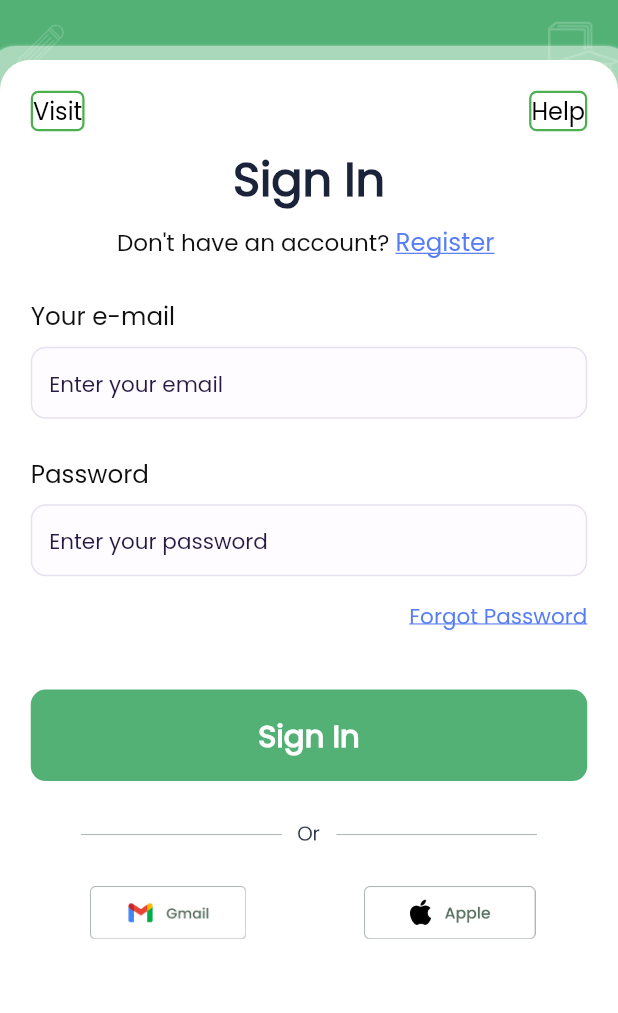
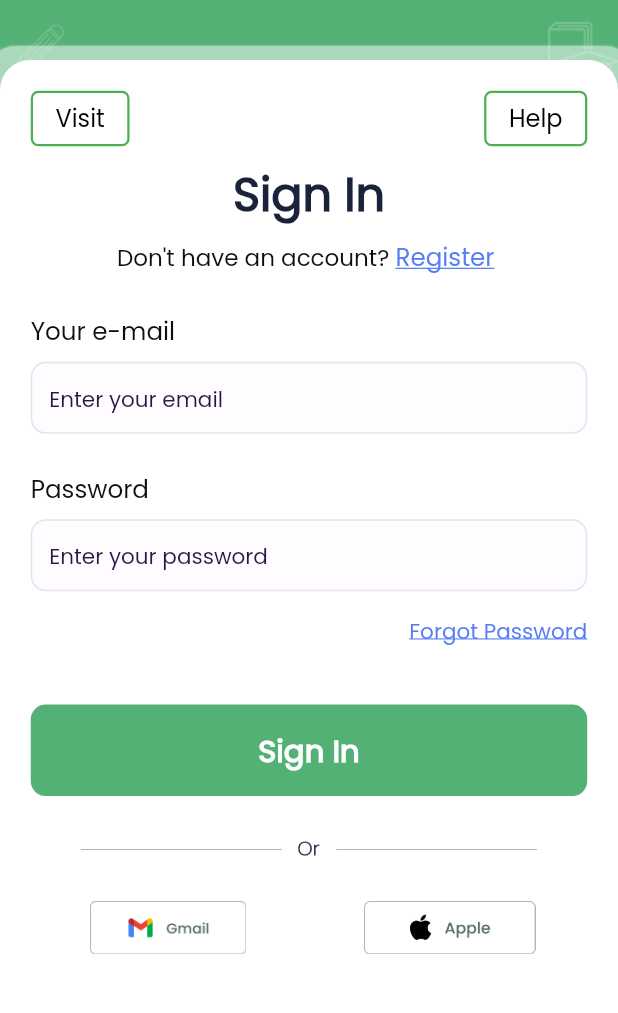
Before and after one commit to jayshreemathur/erpl_learnpress, a Flutter app: the screen it shows after launch, after a tap on "Skip", on a phone screen of 412 x 824 dp, the part 186-1199 px from its top. Run offline on Flutter 3.47's test engine with Material 2 defaults, Android fonts, the phone set to English and light mode, and no system bars; our stand-ins replace cached_network_image, file_picker, form_field_validator, get, image_picker, percent_indicator and 1 more; missing offline and left inert: flutter_pin_code_fields.

Commit message:
jaya commit 19 jan eve 4.55 ide started working now

```diff
--- a/lib/screens/userflow/login_Screen.dart
+++ b/lib/screens/userflow/login_Screen.dart
@@ -112,7 +112,10 @@ class _LoginScreenState extends State<LoginScreen> {
                             mainAxisAlignment: MainAxisAlignment.spaceBetween,
 
                             children: [
-                              Container(decoration: BoxDecoration(
+                              Container(
+                                padding: EdgeInsets.symmetric(horizontal: 15,vertical: 5),
+
+                                decoration: BoxDecoration(
 
                                 borderRadius: BorderRadius.all(Radius.circular(5))
                                   ,
@@ -121,7 +124,11 @@ class _LoginScreenState extends State<LoginScreen> {
                               child: Text("Visit",style: TextStyle(color: Colors.black,fontWeight: FontWeight.w500,fontSize: 16),),
                               ),
 
-                              Container(decoration: BoxDecoration(
+                              Container(
+                                padding: EdgeInsets.symmetric(horizontal: 15,vertical: 5),
+
+                                decoration: BoxDecoration(
+
 
                                   borderRadius: BorderRadius.all(Radius.circular(5))
                                   ,
```
